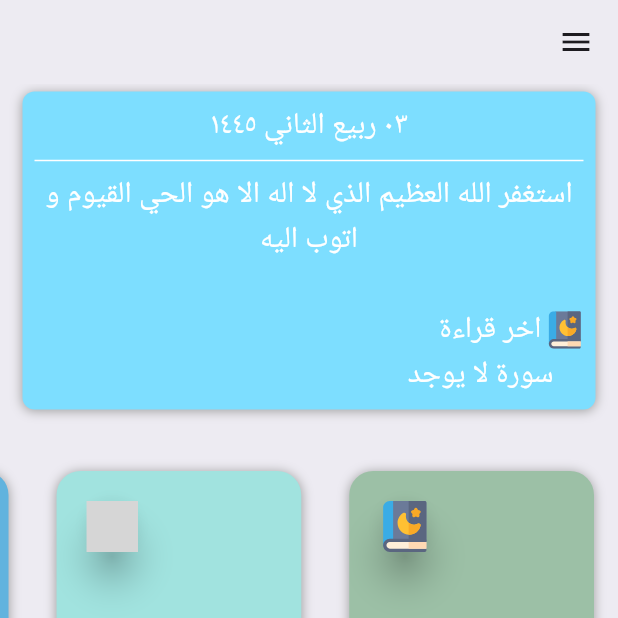
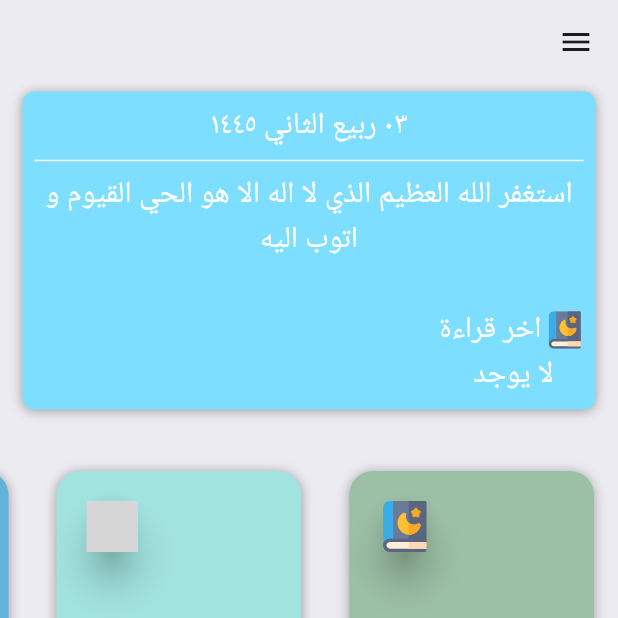
Before and after one commit to AbdelrhamanTareq/Muslim-App, a Flutter app: the screen it shows after launch, on a phone screen of 412 x 824 dp, the top half of it. Run offline on Flutter 3.47's test engine with Material 2 defaults, Android fonts, the phone set to English and light mode, and no system bars; our stand-ins replace audioplayers, bloc, csc_picker, dartz, dio, equatable and 21 more; missing offline and left inert: smooth_compass; accounts and stored records are empty; generated files the repository leaves out were written again; Roboto replaces fonts that are missing (Cairo); grey boxes are pictures that could not be loaded.

Commit message:
edit last read text when there is no last read

```diff
--- a/lib/features/home/presentation/views/widgets/main_header_doaa.dart
+++ b/lib/features/home/presentation/views/widgets/main_header_doaa.dart
@@ -4,6 +4,7 @@ import 'package:flutter_svg/svg.dart';
 import 'package:hijri/hijri_calendar.dart';
 import 'package:muslim_app/core/themes/app_colors.dart';
 import 'package:muslim_app/core/utils/app_assets.dart';
+import 'package:muslim_app/core/utils/app_extensions.dart';
 import 'package:muslim_app/core/utils/app_strings.dart';
 import 'package:muslim_app/features/quran/presentation/logic/cubit/quran_settings_cubit/quran_settings_cubit.dart';
 import 'package:muslim_app/features/quran/presentation/logic/cubit/quran_settings_cubit/quran_settings_state.dart';
@@ -22,10 +23,14 @@ class MainHeaderDoaa extends StatelessWidget {
     //TODO add to app settings
     HijriCalendar.setLocal("ar");
     var today = HijriCalendar.now();
-    var _textTheme = Theme.of(context)
-        .textTheme
-        .bodyMedium!
-        .copyWith(color: AppColors.white);
+    // var _textTheme = Theme.of(context)
+    //     .textTheme
+    //     .bodyMedium!
+    //     .copyWith(color: AppColors.white) ;
+
+    var _textTheme = context.bodyMedium!.copyWith(color: AppColors.white);
+    String _lastRead = instance<QuranLocalData>().getLastReadQuranSurh();
+
     return Container(
       width: double.infinity,
       margin: const EdgeInsets.symmetric(horizontal: 15, vertical: 5),
@@ -92,7 +97,9 @@ class MainHeaderDoaa extends StatelessWidget {
                     BlocBuilder<QuranSettingsCubit, QuranSettingsState>(
                         builder: (context, state) {
                       return Text(
-                        "سورة ${instance<QuranLocalData>().getLastReadQuranSurh()}",
+                        (_lastRead == AppStrings.noLastRead)
+                            ? _lastRead
+                            : "سورة $_lastRead",
                         style: _textTheme,
                         textAlign: TextAlign.center,
                       );
```
